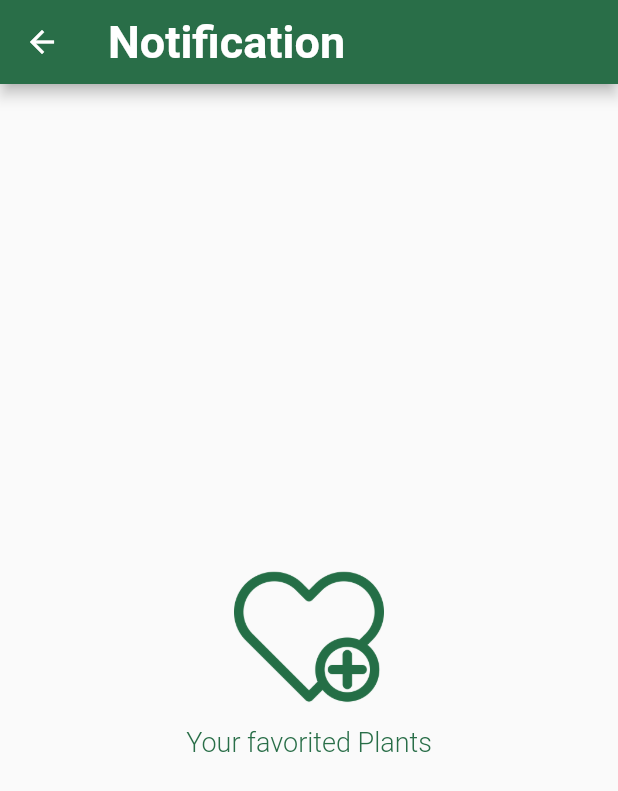
After one commit to KoozCooz/HerbaLens, a Flutter app: the NotificationUi screen opened directly, on a phone screen of 412 x 824 dp. The commit adds this screen. Shown: the top 791 px of the screen. Run offline on Flutter 3.47's test engine with Material 2 defaults, Android fonts, the phone set to English and light mode, and no system bars; our stand-ins replace animated_bottom_navigation_bar, firebase_auth, firebase_core, firebase_messaging, flutter_local_notifications, fluttertoast and 3 more; accounts and stored records are empty.

Commit message:
Implementiong notification ui

```diff
--- a/herbalens/lib/ui/root_page.dart
+++ b/herbalens/lib/ui/root_page.dart
@@ -57,7 +57,7 @@ List<String> titleList = [
         title:
         Row(
           mainAxisAlignment: MainAxisAlignment.spaceBetween,
-          //BOTTOM NAV CODE
+          //UPPER NAV CODE
           children: [
             Text(titleList[bottomNavIndex], style: const TextStyle(
               color: Colors.white,
@@ -68,33 +68,41 @@ List<String> titleList = [
               padding: const EdgeInsets.all(0),
               child: Row(
                 children: [
-                  Container(
+                  GestureDetector(
+                    onTap: () {
+                      // Add your search button logic here
+                    },
+                    child: Container(
                       height: 40,
                       width: 40,
                       decoration: BoxDecoration(
-                    color:Colors.white,
-                    borderRadius: BorderRadius.circular(20)
+                        color: Colors.white,
+                        borderRadius: BorderRadius.circular(20),
                       ),
-                    //SEARCH BUTTON
                       child: Icon(
                         Icons.search,
                         color: Constants.primaryColor,
                         size: 30.0,
                       ),
                     ),
+                  ),
                   const SizedBox(width: 9.0),
-                  Container(
+                  GestureDetector(
+                    onTap: () {
+                      // Add your notification button logic here
+                    },
+                    child: Container(
                       height: 40,
                       width: 40,
                       decoration: BoxDecoration(
-                    color:Colors.white,
-                    borderRadius: BorderRadius.circular(40)
+                        color: Colors.white,
+                        borderRadius: BorderRadius.circular(40),
                       ),
-                    //NOTIFCATION BUTTON
                       child: Icon(
                         Icons.notifications,
                         color: Constants.primaryColor,
                         size: 30.0,
+                      ),
                     ),
                   ),
                 ],
--- /dev/null
+++ b/herbalens/lib/ui/screens/Profile/Notifications/notification-ui.dart
@@ -0,0 +1,58 @@
+//placeholder
+import 'package:flutter/material.dart';
+import 'package:herbalens/constants.dart';
+
+class NotificationUi extends StatefulWidget {
+  const NotificationUi({super.key});
+
+  @override
+  State<NotificationUi> createState() => _NotificationUiState();
+}
+
+class _NotificationUiState extends State<NotificationUi> {
+  @override
+  Widget build(BuildContext context) {
+    return Scaffold(
+      appBar: AppBar(
+        backgroundColor: Color(0xFF296E48),
+        title: Text(
+          'Notification',
+          style: TextStyle(
+            fontWeight: FontWeight.bold,
+            fontSize: 30,
+          ),
+        ),
+        leading: IconButton(
+          icon: const Icon(
+            Icons.arrow_back,
+            color: Colors.white,
+          ),
+          onPressed: () {
+            Navigator.pop(context);
+          },
+        ),
+      ),
+      body: Center(child: Column(
+                crossAxisAlignment: CrossAxisAlignment.center,
+                mainAxisAlignment: MainAxisAlignment.center,
+                children: [
+                  SizedBox(
+                    height: 100,
+                    child: Image.asset('assets/images/favorited.png'),
+                  ),
+                  const SizedBox(
+                    height: 10,
+                  ),
+                  Text(
+                    'Your favorited Plants',
+                    style: TextStyle(
+                      color: Constants.primaryColor,
+                      fontWeight: FontWeight.w300,
+                      fontSize: 18,
+                    ),
+                  ),
+                ],
+              ),),
+    );
+  }
+}
```
Lines whose indentation alone changed are shown as unchanged.
